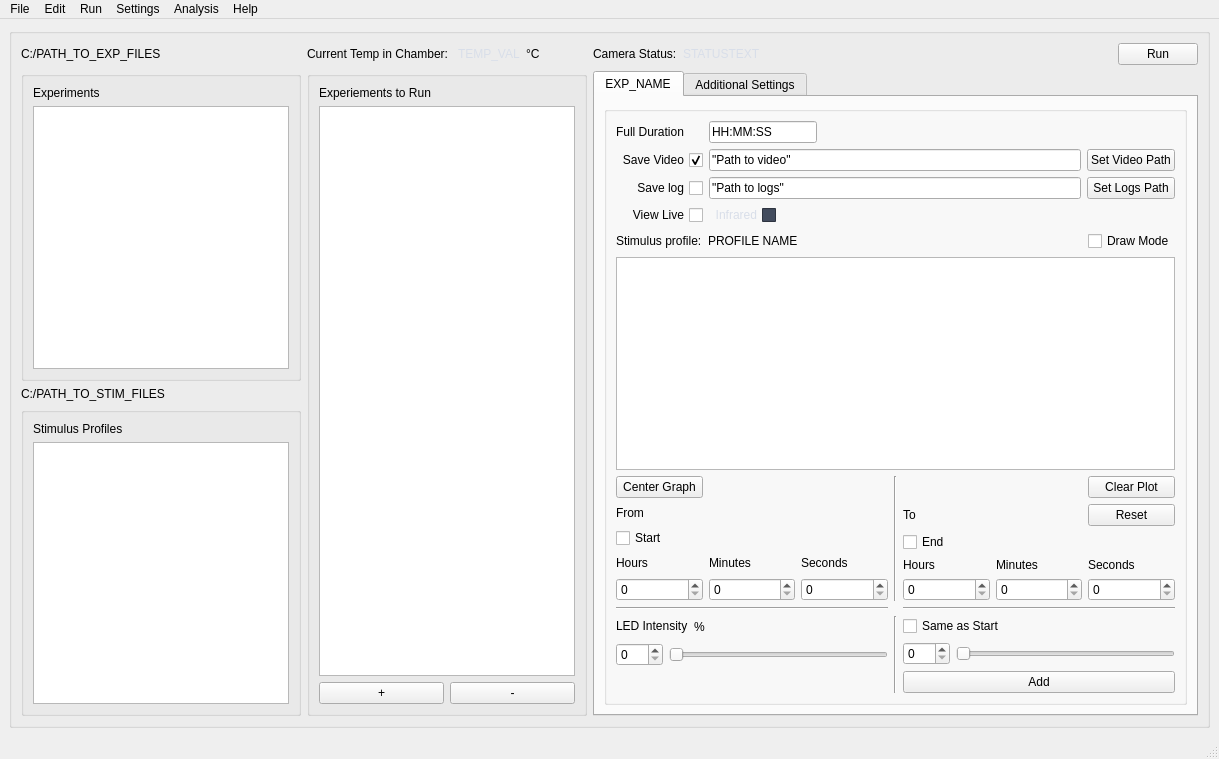
The window that src/UI/new_design.ui (simenfuglestad/CI-VTS) describes before a commit, drawn with Qt 5.
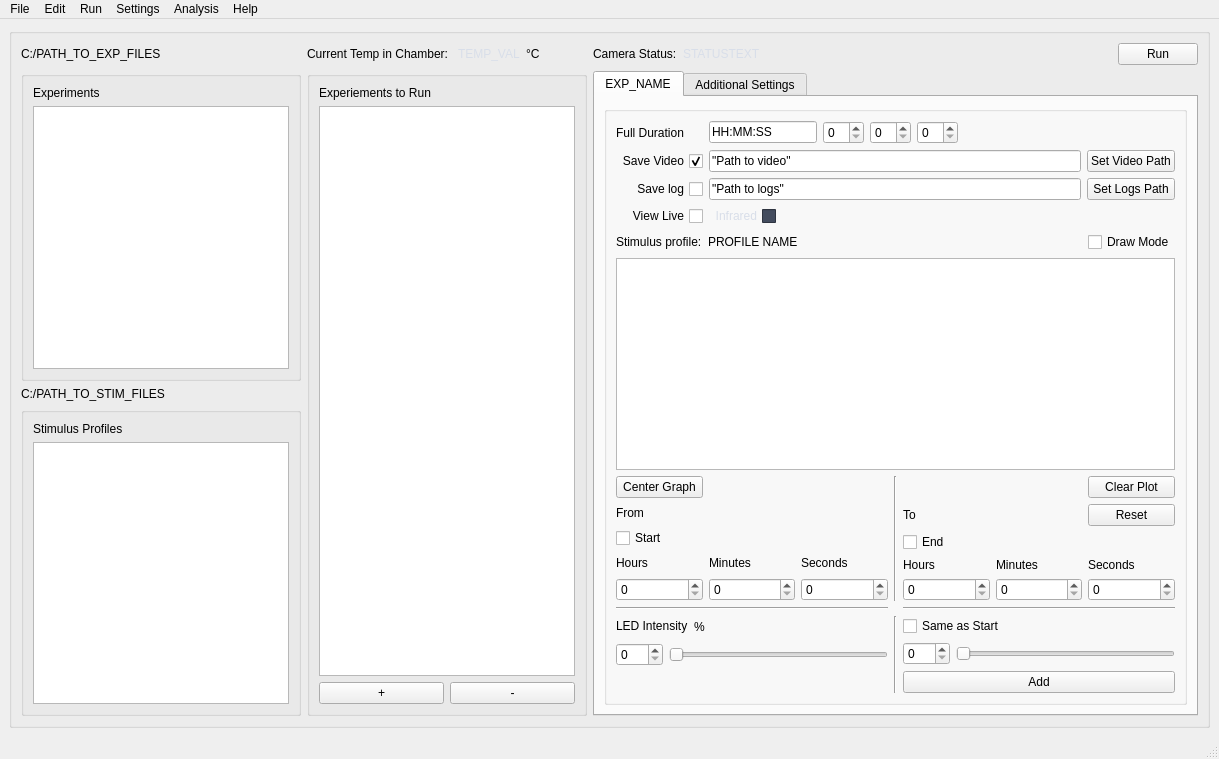
The same window after the commit. Custom widgets are drawn as their Qt base class.

The edit to the form file:
```diff
--- a/src/UI/new_design.ui
+++ b/src/UI/new_design.ui
@@ -923,6 +923,48 @@
                     </property>
                    </widget>
                   </item>
+                  <item>
+                   <widget class="QSpinBox" name="spin_duration_hour">
+                    <property name="sizePolicy">
+                     <sizepolicy hsizetype="Fixed" vsizetype="Fixed">
+                      <horstretch>0</horstretch>
+                      <verstretch>0</verstretch>
+                     </sizepolicy>
+                    </property>
+                    <property name="stepType">
+                     <enum>QAbstractSpinBox::AdaptiveDecimalStepType</enum>
+                    </property>
+                    <property name="displayIntegerBase">
+                     <number>10</number>
+                    </property>
+                   </widget>
+                  </item>
+                  <item>
+                   <widget class="QSpinBox" name="spin_duration_min">
+                    <property name="sizePolicy">
+                     <sizepolicy hsizetype="Fixed" vsizetype="Fixed">
+                      <horstretch>0</horstretch>
+                      <verstretch>0</verstretch>
+                     </sizepolicy>
+                    </property>
+                    <property name="maximum">
+                     <number>59</number>
+                    </property>
+                   </widget>
+                  </item>
+                  <item>
+                   <widget class="QSpinBox" name="spin_duration_sec">
+                    <property name="sizePolicy">
+                     <sizepolicy hsizetype="Fixed" vsizetype="Fixed">
+                      <horstretch>0</horstretch>
+                      <verstretch>0</verstretch>
+                     </sizepolicy>
+                    </property>
+                    <property name="maximum">
+                     <number>59</number>
+                    </property>
+                   </widget>
+                  </item>
                   <item>
                    <spacer name="horizontalSpacer_7">
                     <property name="orientation">
```
Left out of the diff: 14 changed lines with no effect on the pictures.
